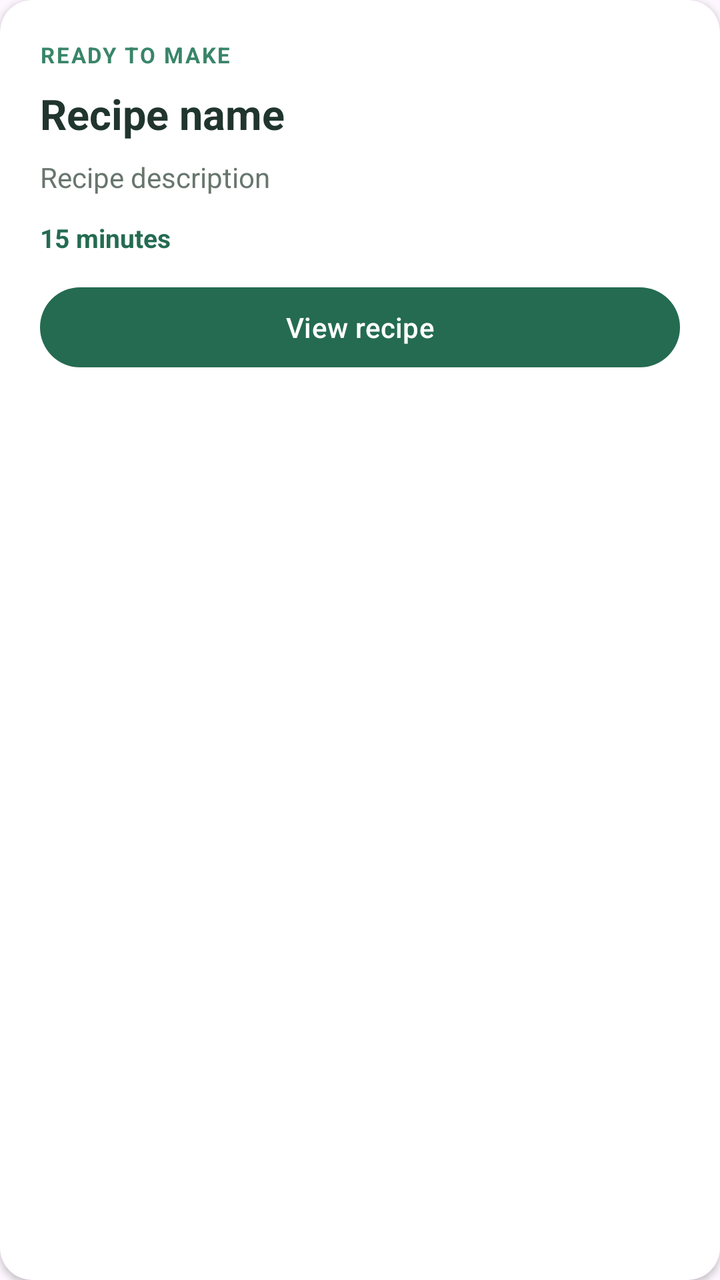
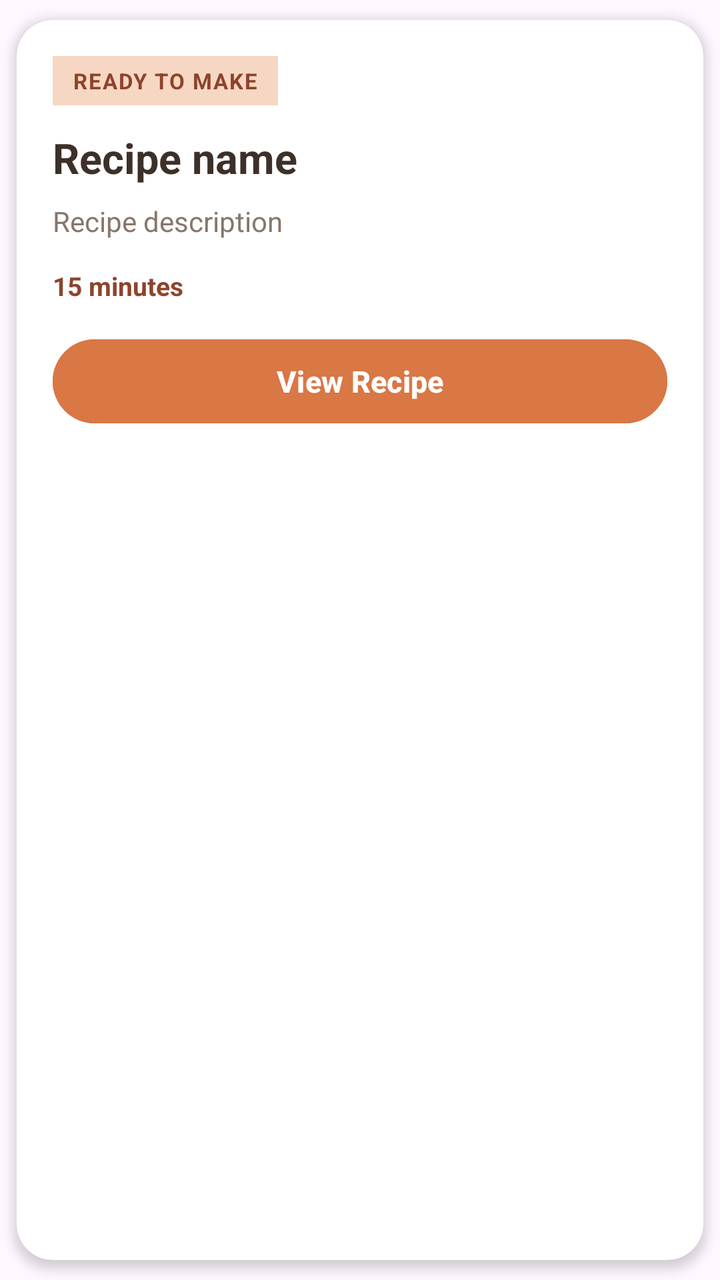

An Android layout rendered at two revisions. The XML below is the earlier revision; the diff shows what the commit changed to produce the second picture.
<!-- AndroidManifest.xml: application theme Theme.SmartPantryManager -->
<!-- res/layout/item_recipe.xml -->
<?xml version="1.0" encoding="utf-8"?>
<androidx.cardview.widget.CardView
    xmlns:android="http://schemas.android.com/apk/res/android"
    xmlns:app="http://schemas.android.com/apk/res-auto"
    android:layout_width="match_parent"
    android:layout_height="wrap_content"
    android:layout_marginBottom="14dp"
    app:cardBackgroundColor="#FFFFFF"
    app:cardCornerRadius="16dp"
    app:cardElevation="2dp">

    <LinearLayout
        android:layout_width="match_parent"
        android:layout_height="wrap_content"
        android:orientation="vertical"
        android:padding="20dp">

        <TextView
            android:layout_width="wrap_content"
            android:layout_height="wrap_content"
            android:text="READY TO MAKE"
            android:textColor="#39856A"
            android:textSize="11sp"
            android:textStyle="bold"
            android:letterSpacing="0.08" />

        <TextView
            android:id="@+id/txtRecipeName"
            android:layout_width="match_parent"
            android:layout_height="wrap_content"
            android:layout_marginTop="8dp"
            android:text="Recipe name"
            android:textColor="#20352D"
            android:textSize="21sp"
            android:textStyle="bold" />

        <TextView
            android:id="@+id/txtRecipeDescription"
            android:layout_width="match_parent"
            android:layout_height="wrap_content"
            android:layout_marginTop="8dp"
            android:text="Recipe description"
            android:textColor="#68766E"
            android:textSize="14sp"
            android:lineSpacingExtra="3dp" />

        <TextView
            android:id="@+id/txtRecipeTime"
            android:layout_width="wrap_content"
            android:layout_height="wrap_content"
            android:layout_marginTop="12dp"
            android:text="15 minutes"
            android:textColor="#246B52"
            android:textSize="13sp"
            android:textStyle="bold" />

        <Button
            android:id="@+id/btnViewRecipe"
            android:layout_width="match_parent"
            android:layout_height="wrap_content"
            android:layout_marginTop="12dp"
            android:text="View recipe"
            android:textAllCaps="false"
            android:textColor="#FFFFFF"
            app:backgroundTint="#246B52" />

    </LinearLayout>

</androidx.cardview.widget.CardView>
<!-- resources referenced by this layout -->
<resources>
  <style name="Theme.SmartPantryManager" parent="Base.Theme.SmartPantryManager" />
  <style name="Base.Theme.SmartPantryManager" parent="Theme.Material3.DayNight.NoActionBar">
          
          
      </style>
</resources>

<!-- the commit's change to res/layout/item_recipe.xml (unified diff, before → after) -->
@@ -6,63 +6,76 @@
     android:layout_height="wrap_content"
     android:layout_marginBottom="14dp"
     app:cardBackgroundColor="#FFFFFF"
-    app:cardCornerRadius="16dp"
-    app:cardElevation="2dp">
+    app:cardCornerRadius="18dp"
+    app:cardElevation="3dp"
+    app:cardUseCompatPadding="true">
 
     <LinearLayout
         android:layout_width="match_parent"
         android:layout_height="wrap_content"
         android:orientation="vertical"
-        android:padding="20dp">
+        android:padding="18dp">
 
+        
         <TextView
             android:layout_width="wrap_content"
             android:layout_height="wrap_content"
+            android:background="#F6D7C3"
+            android:paddingStart="10dp"
+            android:paddingEnd="10dp"
+            android:paddingTop="5dp"
+            android:paddingBottom="5dp"
             android:text="READY TO MAKE"
-            android:textColor="#39856A"
+            android:textColor="#8E432B"
             android:textSize="11sp"
             android:textStyle="bold"
-            android:letterSpacing="0.08" />
+            android:letterSpacing="0.06" />
 
+        
         <TextView
             android:id="@+id/txtRecipeName"
             android:layout_width="match_parent"
             android:layout_height="wrap_content"
-            android:layout_marginTop="8dp"
+            android:layout_marginTop="12dp"
             android:text="Recipe name"
-            android:textColor="#20352D"
+            android:textColor="#3D3029"
             android:textSize="21sp"
             android:textStyle="bold" />
 
+        
         <TextView
             android:id="@+id/txtRecipeDescription"
             android:layout_width="match_parent"
             android:layout_height="wrap_content"
             android:layout_marginTop="8dp"
             android:text="Recipe description"
-            android:textColor="#68766E"
+            android:textColor="#87766B"
             android:textSize="14sp"
             android:lineSpacingExtra="3dp" />
 
+        
         <TextView
             android:id="@+id/txtRecipeTime"
             android:layout_width="wrap_content"
             android:layout_height="wrap_content"
-            android:layout_marginTop="12dp"
+            android:layout_marginTop="14dp"
             android:text="15 minutes"
-            android:textColor="#246B52"
+            android:textColor="#8E432B"
             android:textSize="13sp"
             android:textStyle="bold" />
 
+        
         <Button
             android:id="@+id/btnViewRecipe"
             android:layout_width="match_parent"
-            android:layout_height="wrap_content"
-            android:layout_marginTop="12dp"
-            android:text="View recipe"
+            android:layout_height="50dp"
+            android:layout_marginTop="14dp"
+            android:backgroundTint="#D97745"
+            android:text="View Recipe"
             android:textAllCaps="false"
             android:textColor="#FFFFFF"
-            app:backgroundTint="#246B52" />
+            android:textSize="15sp"
+            android:textStyle="bold" />
 
     </LinearLayout>
 
